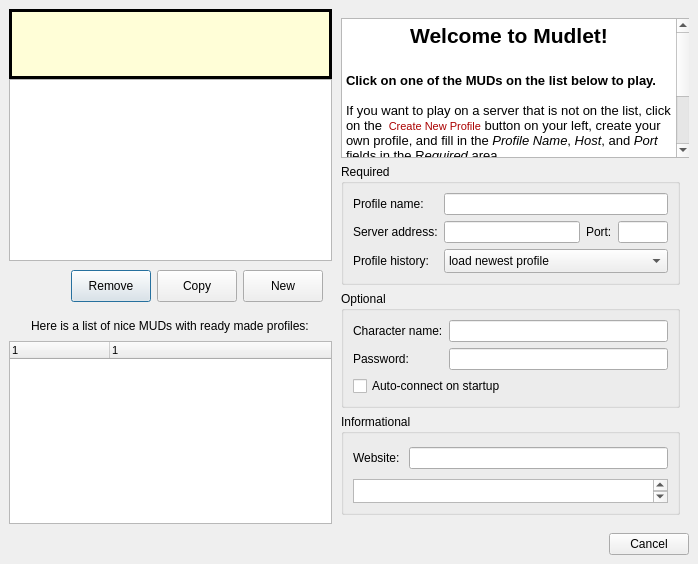
Above: mudlet/prealpha1/mudlet/src/ui/connection_profiles.ui from Mudlet/Mudlet before the change. Below: the same form after it.
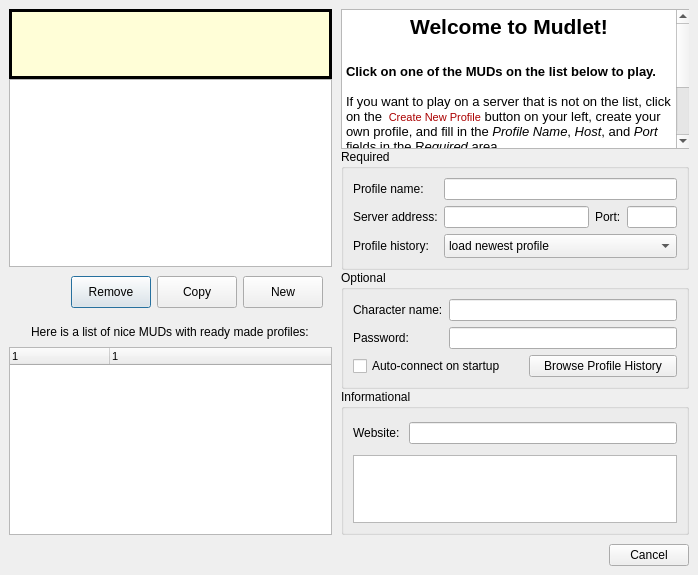
That is the form after the change. Icons and pictures are not drawn.

Commit message: Feature: command line improved -> different autocompletion scheme | Feature: user toolbar graphics problems solved & 2 state buttons implemented | Feature: stop-all-triggers | Feature: script_editor: add new as sibling except if parent is a folder | Feature: MultiView button

The edit to the form file:
```diff
--- a/mudlet/prealpha1/mudlet/src/ui/connection_profiles.ui
+++ b/mudlet/prealpha1/mudlet/src/ui/connection_profiles.ui
@@ -6,7 +6,7 @@
     <x>0</x>
     <y>0</y>
     <width>698</width>
-    <height>564</height>
+    <height>575</height>
    </rect>
   </property>
   <property name="windowTitle" >
@@ -2297,6 +2297,18 @@
          </sizepolicy>
         </property>
         <layout class="QGridLayout" name="gridLayout_3" >
+         <property name="topMargin" >
+          <number>0</number>
+         </property>
+         <property name="rightMargin" >
+          <number>0</number>
+         </property>
+         <property name="bottomMargin" >
+          <number>0</number>
+         </property>
+         <property name="verticalSpacing" >
+          <number>0</number>
+         </property>
          <item row="0" column="0" >
           <widget class="QTextBrowser" name="welcome_message" >
            <property name="enabled" >
@@ -2458,10 +2470,50 @@
          </item>
          <item row="2" column="0" >
           <widget class="QGroupBox" name="optionalArea" >
+           <property name="minimumSize" >
+            <size>
+             <width>0</width>
+             <height>0</height>
+            </size>
+           </property>
            <property name="title" >
             <string>Optional</string>
            </property>
            <layout class="QGridLayout" name="gridLayout_2" >
+            <item row="0" column="0" >
+             <widget class="QLabel" name="label_4" >
+              <property name="text" >
+               <string>Character name:</string>
+              </property>
+             </widget>
+            </item>
+            <item row="0" column="1" colspan="3" >
+             <widget class="QLineEdit" name="login_entry" >
+              <property name="toolTip" >
+               <string>The characters name</string>
+              </property>
+              <property name="echoMode" >
+               <enum>QLineEdit::Normal</enum>
+              </property>
+             </widget>
+            </item>
+            <item row="1" column="0" >
+             <widget class="QLabel" name="label_5" >
+              <property name="text" >
+               <string>Password:</string>
+              </property>
+             </widget>
+            </item>
+            <item row="1" column="1" colspan="3" >
+             <widget class="QLineEdit" name="character_password_entry" >
+              <property name="toolTip" >
+               <string>Characters password. Note that the password isn't encrypted in storage</string>
+              </property>
+              <property name="echoMode" >
+               <enum>QLineEdit::Password</enum>
+              </property>
+             </widget>
+            </item>
             <item row="2" column="0" colspan="2" >
              <widget class="QCheckBox" name="autologin_checkBox" >
               <property name="toolTip" >
@@ -2475,37 +2527,13 @@
               </property>
              </widget>
             </item>
-            <item row="1" column="1" >
-             <widget class="QLineEdit" name="character_password_entry" >
-              <property name="toolTip" >
-               <string>Characters password. Note that the password isn't encrypted in storage</string>
-              </property>
-              <property name="echoMode" >
-               <enum>QLineEdit::Password</enum>
-              </property>
-             </widget>
-            </item>
-            <item row="0" column="0" >
-             <widget class="QLabel" name="label_4" >
+            <item row="2" column="2" colspan="2" >
+             <widget class="QPushButton" name="browseProfileHistoryButton" >
               <property name="text" >
-               <string>Character name:</string>
+               <string>Browse Profile History</string>
               </property>
-             </widget>
-            </item>
-            <item row="1" column="0" >
-             <widget class="QLabel" name="label_5" >
-              <property name="text" >
-               <string>Password:</string>
-              </property>
-             </widget>
-            </item>
-            <item row="0" column="1" >
-             <widget class="QLineEdit" name="login_entry" >
-              <property name="toolTip" >
-               <string>The characters name</string>
-              </property>
-              <property name="echoMode" >
-               <enum>QLineEdit::Normal</enum>
+              <property name="flat" >
+               <bool>false</bool>
               </property>
              </widget>
             </item>
```
The commit also changes 40 other files.
